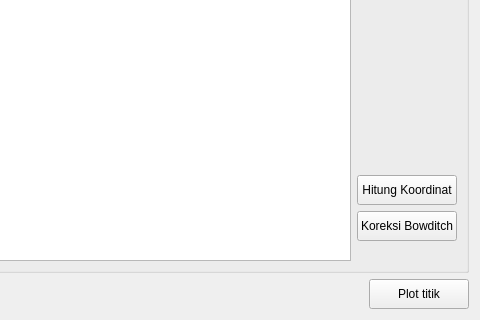
Qt form ui/az_distance.ui (nyanyaon/GeoKKP-GIS) before a commit; both pictures show x 261 to 741 and y 389 to 709 of the 741 by 709 pixel window.
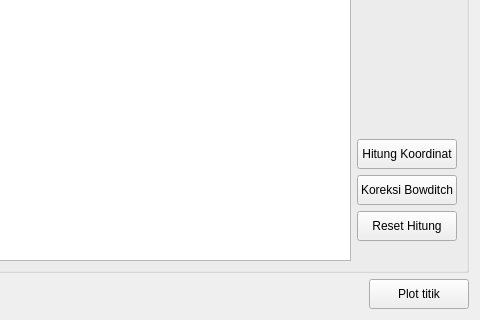
The same form after that commit.

Commit message:
import and export titik
added function to  export and import titik to csv files.

```diff
--- a/ui/az_distance.ui
+++ b/ui/az_distance.ui
@@ -252,6 +252,19 @@
           </property>
          </widget>
         </item>
+        <item>
+         <widget class="QPushButton" name="btn_resetHitung">
+          <property name="minimumSize">
+           <size>
+            <width>0</width>
+            <height>30</height>
+           </size>
+          </property>
+          <property name="text">
+           <string>Reset Hitung</string>
+          </property>
+         </widget>
+        </item>
         <item>
          <widget class="QLabel" name="label_2">
           <property name="text">
```
The commit also changes 1 other file.
